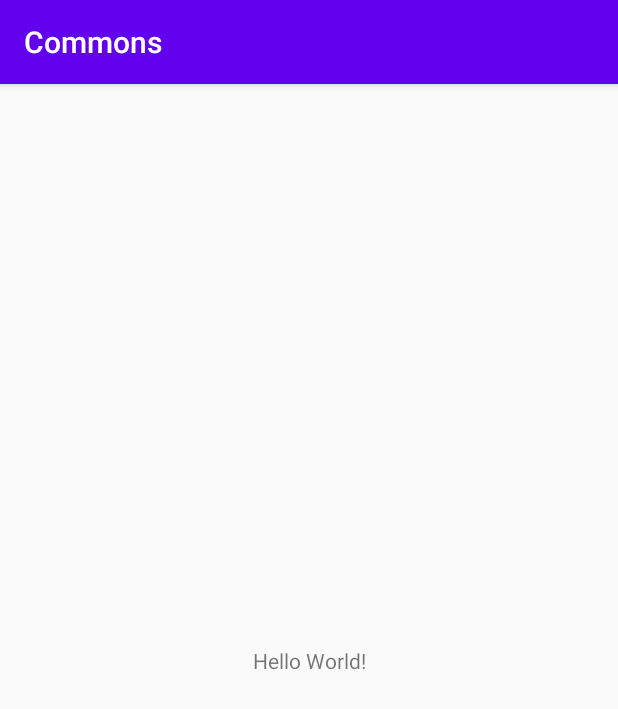
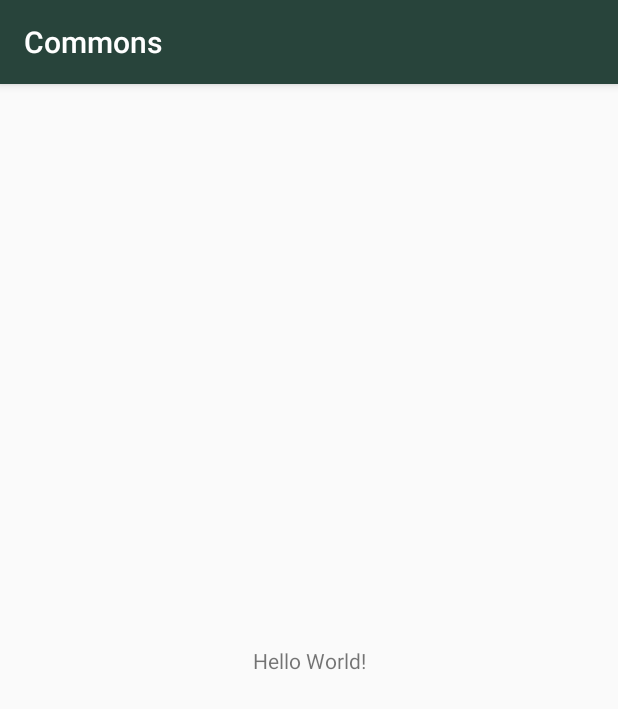
Before and after one commit to alxgarci/commons, an Android app: the screen it shows after launch (MainActivity), on a phone screen of 412 x 824 dp. Shown: the top 709 px of the screen. Run offline under Robolectric (Android 15) with nearby library versions, the phone set to English and light mode, and no system bars.

Commit message:
colores y gradle

```diff
--- a/app/build.gradle
+++ b/app/build.gradle
@@ -29,5 +29,8 @@ dependencies {
     testImplementation 'junit:junit:4.12'
     androidTestImplementation 'androidx.test.ext:junit:1.1.2'
     androidTestImplementation 'androidx.test.espresso:espresso-core:3.3.0'
-
+    implementation 'com.google.android.material:material:1.3.0-alpha03'
+    implementation 'com.github.bumptech.glide:glide:4.9.0'
+    annotationProcessor 'com.github.bumptech.glide:compiler:4.9.0'
+    implementation 'androidx.swiperefreshlayout:swiperefreshlayout:1.1.0'
 }
--- a/app/src/main/AndroidManifest.xml
+++ b/app/src/main/AndroidManifest.xml
@@ -9,6 +9,7 @@
         android:roundIcon="@mipmap/ic_launcher_round"
         android:supportsRtl="true"
         android:theme="@style/AppTheme">
+        <activity android:name=".SplashActivity"></activity>
         <activity android:name=".MainActivity">
             <intent-filter>
                 <action android:name="android.intent.action.MAIN" />
--- a/app/src/main/res/values/colors.xml
+++ b/app/src/main/res/values/colors.xml
@@ -1,6 +1,8 @@
 <?xml version="1.0" encoding="utf-8"?>
 <resources>
-    <color name="colorPrimary">#6200EE</color>
-    <color name="colorPrimaryDark">#3700B3</color>
-    <color name="colorAccent">#03DAC5</color>
+    <color name="colorPrimary">#28443B</color>
+    <color name="colorPrimaryLight">#197278</color>
+    <color name="colorAccent">#B14F43</color>
+    <color name="colorBlack">#2B2F3B</color>
+    <color name="colorBackground">#FFFFFF</color>
 </resources>
--- a/app/src/main/res/values/styles.xml
+++ b/app/src/main/res/values/styles.xml
@@ -3,7 +3,7 @@
     <style name="AppTheme" parent="Theme.AppCompat.Light.DarkActionBar">
         <!-- Customize your theme here. -->
         <item name="colorPrimary">@color/colorPrimary</item>
-        <item name="colorPrimaryDark">@color/colorPrimaryDark</item>
+        <item name="colorPrimaryDark">@color/colorPrimaryLight</item>
         <item name="colorAccent">@color/colorAccent</item>
     </style>
 
```
Also changed, not shown: app/src/main/java/com/agmmps/commons/SplashActivity.java (added, +14 -0 lines), app/src/main/res/layout/activity_splash.xml (added, +9 -0 lines).
